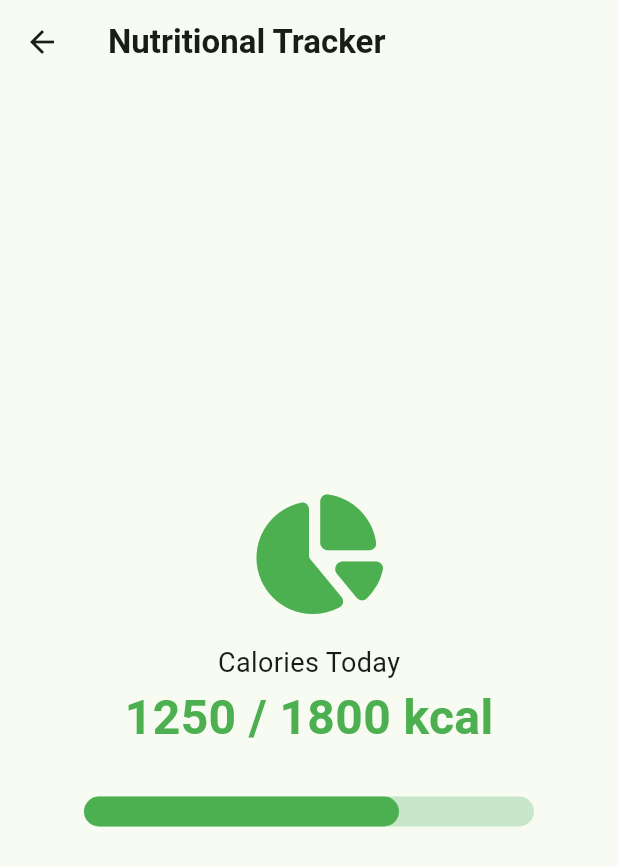
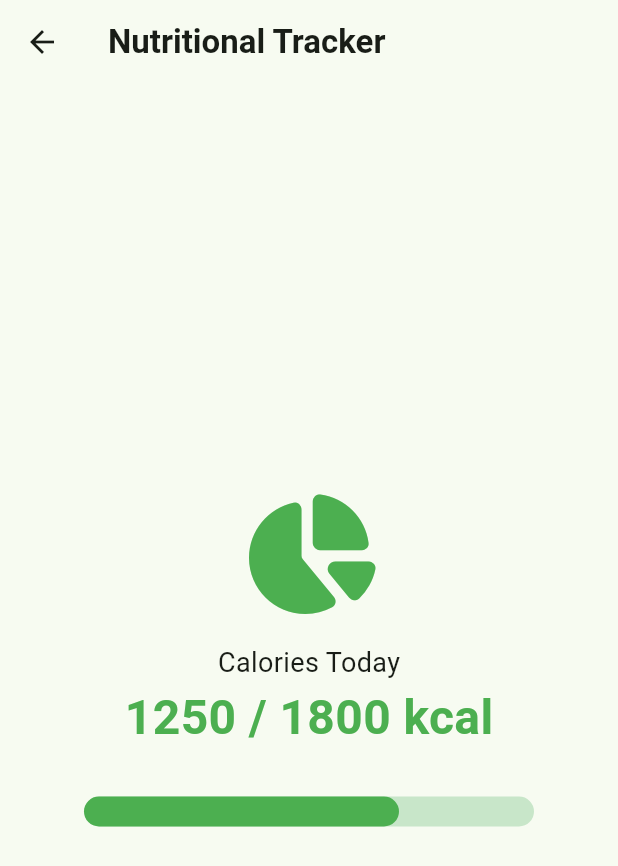
Before and after one commit to Nitezio/Smart_Diet_Assistant_for_SWE3001-1, a Flutter app: the TrackerTab screen opened directly, on a phone screen of 412 x 824 dp. Shown: the top 866 px of the screen. Run offline on Flutter 3.47's test engine with Material 3 defaults, Android fonts, the phone set to English and light mode, and no system bars; our stand-ins replace flutter_dotenv, font_awesome_flutter, google_generative_ai, shared_preferences; accounts and stored records are empty.

Commit message:
fix: resolve FontAwesome icon type errors and remove unused imports

```diff
--- a/lib/main.dart
+++ b/lib/main.dart
@@ -85,7 +85,7 @@ class LoginScreen extends StatelessWidget {
           child: Column(
             mainAxisAlignment: MainAxisAlignment.center,
             children: [
-              const Icon(FontAwesomeIcons.leaf, size: 80, color: Colors.green),
+              FaIcon(FontAwesomeIcons.leaf, size: 80, color: Colors.green),
               const SizedBox(height: 20),
               const Text("Smart Diet Assistant", style: TextStyle(fontSize: 28, fontWeight: FontWeight.bold)),
 
--- a/lib/screens/admin/admin_dashboard_screen.dart
+++ b/lib/screens/admin/admin_dashboard_screen.dart
@@ -1,6 +1,5 @@
 import 'package:flutter/material.dart';
 import 'package:provider/provider.dart';
-import 'package:font_awesome_flutter/font_awesome_flutter.dart';
 import '../../providers/app_state.dart';
 
 class AdminDashboardScreen extends StatefulWidget {
--- a/lib/screens/admin/admin_login_screen.dart
+++ b/lib/screens/admin/admin_login_screen.dart
@@ -44,7 +44,7 @@ class _AdminLoginScreenState extends State<AdminLoginScreen> {
               child: Column(
                 mainAxisSize: MainAxisSize.min,
                 children: [
-                  const Icon(FontAwesomeIcons.userShield, size: 60, color: Colors.blueGrey),
+                  FaIcon(FontAwesomeIcons.userShield, size: 60, color: Colors.blueGrey),
                   const SizedBox(height: 20),
                   const Text("Admin Access", style: TextStyle(fontSize: 24, fontWeight: FontWeight.bold, color: Colors.blueGrey)),
                   const SizedBox(height: 30),
--- a/lib/screens/home_screen.dart
+++ b/lib/screens/home_screen.dart
@@ -291,7 +291,7 @@ class TrackerTab extends StatelessWidget {
         child: Column(
           mainAxisAlignment: MainAxisAlignment.center,
           children: [
-            const Icon(FontAwesomeIcons.chartPie, size: 80, color: Colors.green),
+            FaIcon(FontAwesomeIcons.chartPie, size: 80, color: Colors.green),
             const SizedBox(height: 20),
             const Text("Calories Today", style: TextStyle(fontSize: 18)),
             const Text("1250 / 1800 kcal", style: TextStyle(fontSize: 32, fontWeight: FontWeight.bold, color: Colors.green)),
--- a/lib/screens/role_selection_screen.dart
+++ b/lib/screens/role_selection_screen.dart
@@ -109,7 +109,7 @@ class RoleSelectionScreen extends StatelessWidget {
           children: [
             CircleAvatar(
               backgroundColor: Colors.green,
-              child: Icon(icon, color: Colors.white, size: 20),
+              child: FaIcon(icon, color: Colors.white, size: 20),
             ),
             const SizedBox(width: 16),
             Expanded(
```
